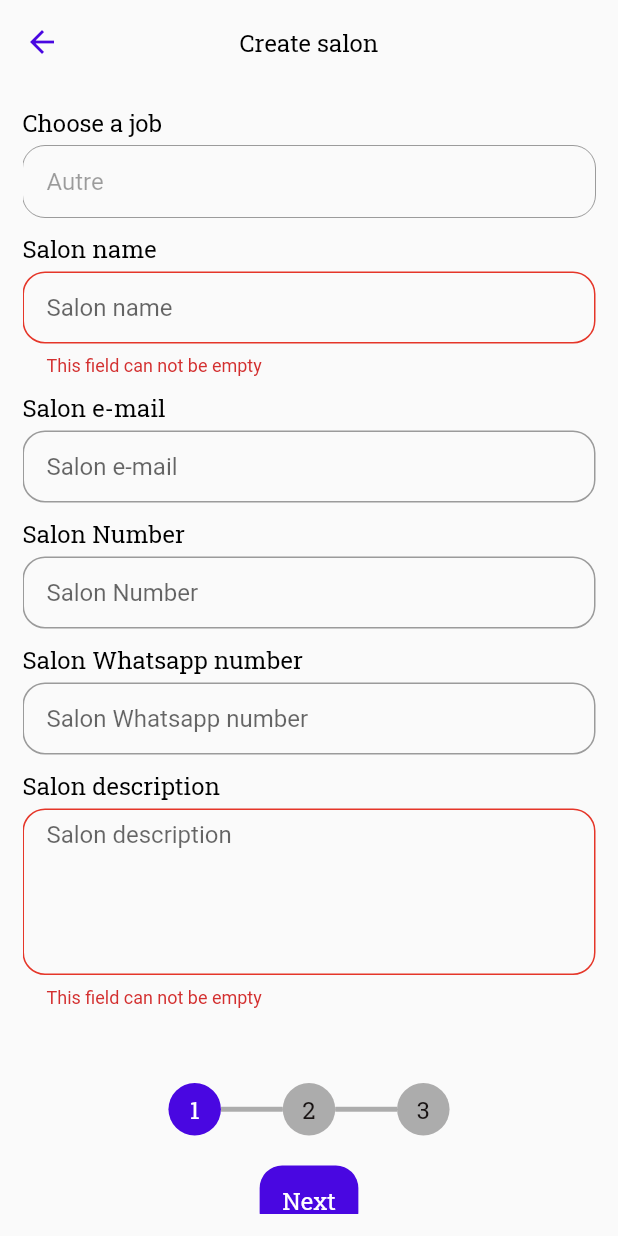
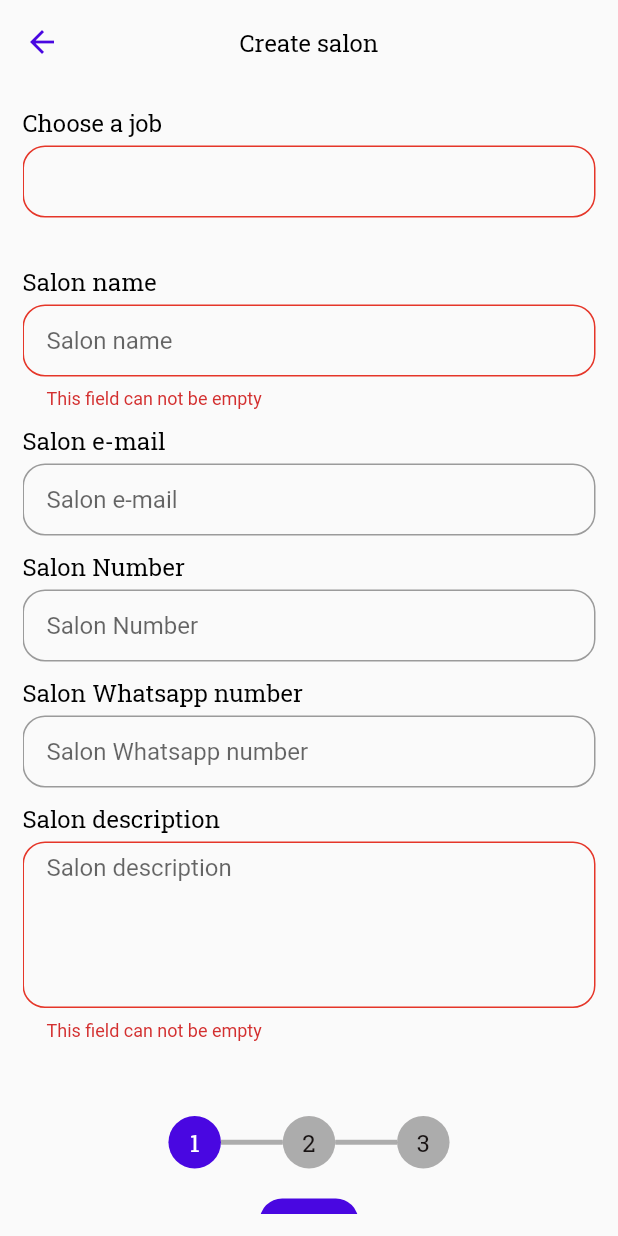
Before and after one commit to JonasDELLOUH/artisans, a Flutter app: the CreateSalonScreen screen opened by its route, after a tap on an icon or button, on a phone screen of 412 x 824 dp. Run offline on Flutter 3.47's test engine with Material 2 defaults, Android fonts, the phone set to English and light mode, and no system bars; our stand-ins replace animated_splash_screen, cached_network_image, cloud_firestore, dio, dotted_border, equatable and 20 more; missing offline and left inert: drop_down_list, google_api_availability, google_static_maps_controller, images_picker, video_thumbnail; accounts and stored records are empty; Roboto replaces fonts that are missing (Georgia).

Commit message:
post to salon ok

```diff
--- a/lib/core/languages/en_us.dart
+++ b/lib/core/languages/en_us.dart
@@ -67,12 +67,17 @@ Map<String, String> enUS = {
   "salon_image": "Salon image",
   "salon_address": 'Salon Address',
   'not_changed_info': "You have not changed any information",
-  "salon_ufpdated": "Salon updated",
+  "salon_updated": "Salon updated",
   "profile_updated": "Profile updated",
   "password_changed": "Password changed",
   "failed": "Failed",
   "discuss": "Discuss",
   "salon_whatsapp_number": "Salon Whatsapp number",
   "language": "Language",
-
+  "year": "year",
+  "month": "month",
+  "day": "day",
+  "hour": "hour",
+  "minute": "minute",
+  "now": "now"
 };
--- a/lib/core/languages/fr_fr.dart
+++ b/lib/core/languages/fr_fr.dart
@@ -73,5 +73,11 @@ Map<String, String> frFr = {
   "failed": "Échoué",
   "discuss": "Discuter",
   "salon_whatsapp_number": "Numéro Whatsapp du salon",
-  "language": "Langue"
+  "language": "Langue",
+  "year": "année",
+  "month": "mois",
+  "day": "jour",
+  "hour": "heure",
+  "minute": "minute",
+  "now": "maintenant"
 };
--- a/lib/core/models/post.dart
+++ b/lib/core/models/post.dart
@@ -10,6 +10,7 @@ class Post {
   final int comments;
   final int shares;
 
+
   const Post({
     required this.user,
     required this.caption,
--- a/lib/core/models/post_model.dart
+++ b/lib/core/models/post_model.dart
@@ -1,4 +1,5 @@
 import 'package:artisans/core/models/salon_model.dart';
+import '../functions/basics_functions.dart';
 
 class PostModel {
   final String id;
@@ -6,12 +7,15 @@ class PostModel {
   final String content;
   final String imageUrl;
   SalonModel? salonModel;
+  final String createdAt;
 
   PostModel(
       {required this.content,
       required this.salonId,
       required this.imageUrl,
-      required this.id, this.salonModel});
+      required this.id,
+      this.salonModel,
+      required this.createdAt});
 
   factory PostModel.fromJson(Map<String, dynamic> json) {
     return PostModel(
@@ -19,11 +23,12 @@ class PostModel {
         salonId: json["salonId"] ?? "",
         content: json["content"] ?? "",
         imageUrl: json["imageUrl"] ?? "",
-        salonModel: json["salon"] != null ? SalonModel.fromJson(json["salon"]) : null
-    );
+        createdAt: json["createdAt"] ?? "",
+        salonModel:
+            json["salon"] != null ? SalonModel.fromJson(json["salon"]) : null);
   }
 
-  Map<String, dynamic> toJson(){
+  Map<String, dynamic> toJson() {
     return {
       "id": id,
       "salonId": salonId,
--- a/lib/presentation/create_salon/create_salon_binding.dart
+++ b/lib/presentation/create_salon/create_salon_binding.dart
@@ -6,7 +6,7 @@ class CreateSalonBinding extends Bindings{
   @override
   void dependencies() {
     Get.lazyPut(() => CreateSalonController());
-    Get.lazyPut(() => AppServices());
+    Get.put(() => AppServices());
   }
 
 }
--- a/lib/presentation/create_salon/create_salon_controller.dart
+++ b/lib/presentation/create_salon/create_salon_controller.dart
@@ -1,4 +1,3 @@
-import 'dart:async';
 import 'dart:io';
 import 'package:artisans/core/colors/colors.dart';
 import 'package:artisans/data/data_models/create_salon_data.dart';
@@ -8,13 +7,10 @@ import 'package:drop_down_list/model/selected_list_item.dart';
 import 'package:flutter/material.dart';
 import 'package:geolocator/geolocator.dart';
 import 'package:get/get.dart';
-import 'package:google_api_availability/google_api_availability.dart';
 import 'package:google_static_maps_controller/google_static_maps_controller.dart';
 import 'package:image_picker/image_picker.dart';
 import 'package:permission_handler/permission_handler.dart';
 import 'package:rounded_loading_button/rounded_loading_button.dart';
-import 'package:uni_links/uni_links.dart';
-import 'package:url_launcher/url_launcher.dart';
 import '../../core/functions/map_functions.dart';
 import '../../core/models/job_model.dart';
 import '../../data/services/app_services.dart';
@@ -55,7 +51,7 @@ class CreateSalonController extends GetxController {
   void onInit() {
     super.onInit();
     updateLocation();
-    itemSelected.value = SelectedListItem(name: "Autre");
+    // itemSelected.value = SelectedListItem(name: "Autre");
     getJob();
   }
 
@@ -81,7 +77,7 @@ class CreateSalonController extends GetxController {
       btnController.stop();
     } catch (e) {
       btnController.stop();
-      print("e.response?.data : $e");
+      debugPrint("e.response?.data : $e");
       creatingSalon.value = false;
       if (e is DioException) {
         appSnackBar("error", "failed".tr, "${e.response?.data}");
--- a/lib/presentation/create_salon/create_salon_screen.dart
+++ b/lib/presentation/create_salon/create_salon_screen.dart
@@ -9,7 +9,6 @@ import 'package:get/get.dart';
 import 'package:rounded_loading_button/rounded_loading_button.dart';
 import '../../core/colors/colors.dart';
 import '../../core/functions/basics_functions.dart';
-import '../../core/functions/map_functions.dart';
 import '../../data/functions/functions.dart';
 import '../../widgets/custom_button.dart';
 import '../../widgets/custom_text.dart';
@@ -209,7 +208,13 @@ class CreateSalonScreen extends GetView<CreateSalonController> {
               },
               child: Obx(() => CustomTextFormField(
                     enabled: false,
-                    hintText: controller.itemSelected.value!.name,
+                validator: (validator) {
+                  if (controller.itemSelected.value?.name.isEmpty ?? true) {
+                    return 'field_must_not_be_empty'.tr;
+                  }
+                  return null;
+                },
+                    hintText: controller.itemSelected.value?.name,
                     borderRadius: const BorderRadius.all(Radius.circular(15)),
                   ))),
           const SizedBox(
--- a/lib/presentation/posts/posts_controller.dart
+++ b/lib/presentation/posts/posts_controller.dart
@@ -79,7 +79,7 @@ class PostsController extends GetxController {
       storyIsInLoading.value = false;
     } catch (e) {
       storyIsInLoading.value = false;
-      print("getStories error:  $e");
+      debugPrint("getStories error:  $e");
       if (e is DioException) {
         appSnackBar("error", "Échoué", "${e.response?.data}");
       }
--- a/lib/presentation/posts/widgets/post_container.dart
+++ b/lib/presentation/posts/widgets/post_container.dart
@@ -5,6 +5,7 @@ import 'package:artisans/widgets/responsive.dart';
 import 'package:artisans/presentation/posts/widgets/post_header.dart';
 import 'package:cached_network_image/cached_network_image.dart';
 import 'package:flutter/material.dart';
+import 'package:get/get.dart';
 import 'package:material_design_icons_flutter/material_design_icons_flutter.dart';
 
 import '../../../core/config/palette.dart';
@@ -57,7 +58,7 @@ class PostContainer extends StatelessWidget {
             postModel.imageUrl.isNotEmpty
                 ? Padding(
                     padding: const EdgeInsets.symmetric(vertical: 8.0),
-                    child: CustomImageNetwork(imageUrl: Constants.imageOriginUrl + postModel.imageUrl),
+                    child: CustomImageNetwork(imageUrl: Constants.imageOriginUrl + postModel.imageUrl, height: 200, width: Get.width, borderRadius: BorderRadius.circular(10),),
                   )
                 : const SizedBox.shrink(),
             // Padding(
--- a/lib/presentation/sign_in/sign_in_controller.dart
+++ b/lib/presentation/sign_in/sign_in_controller.dart
@@ -10,7 +10,7 @@ import '../../data/services/api_services.dart';
 
 class SignInController extends GetxController {
   TextEditingController usernameController = TextEditingController(text: "JonasDELLOUH");
-  TextEditingController passwordController = TextEditingController(text: "jonas1007");
+  TextEditingController passwordController = TextEditingController(text: "Jonas1007");
   final RoundedLoadingButtonController btnController =
       RoundedLoadingButtonController();
   final appServices = Get.find<AppServices>();
```
Also changed, not shown: lib/core/functions/basics_functions.dart (+30 -0 lines), lib/presentation/posts/posts_screen.dart (+18 -6 lines), lib/presentation/posts/widgets/post_header.dart (+10 -5 lines), lib/presentation/stories/stories_screen.dart (+8 -3 lines), lib/presentation/stories/widgets/right_panel.dart (+18 -12 lines).
